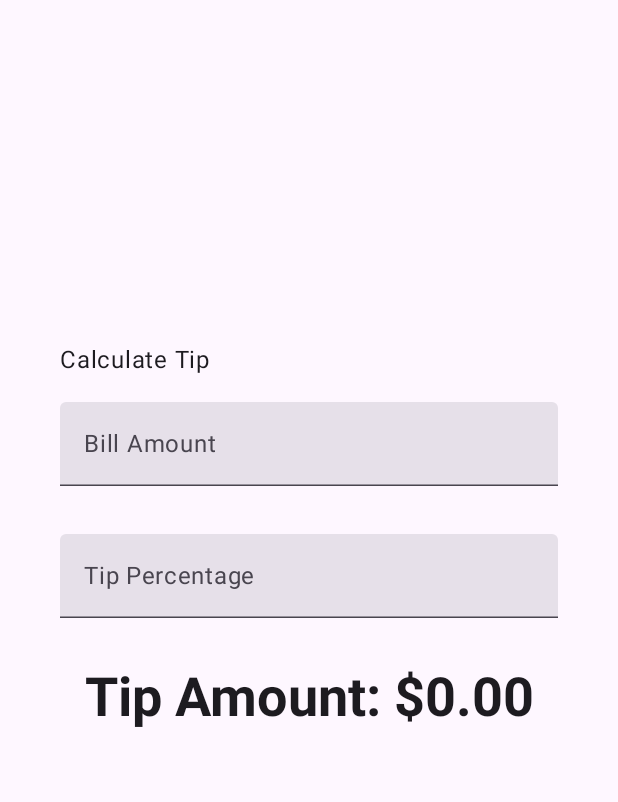
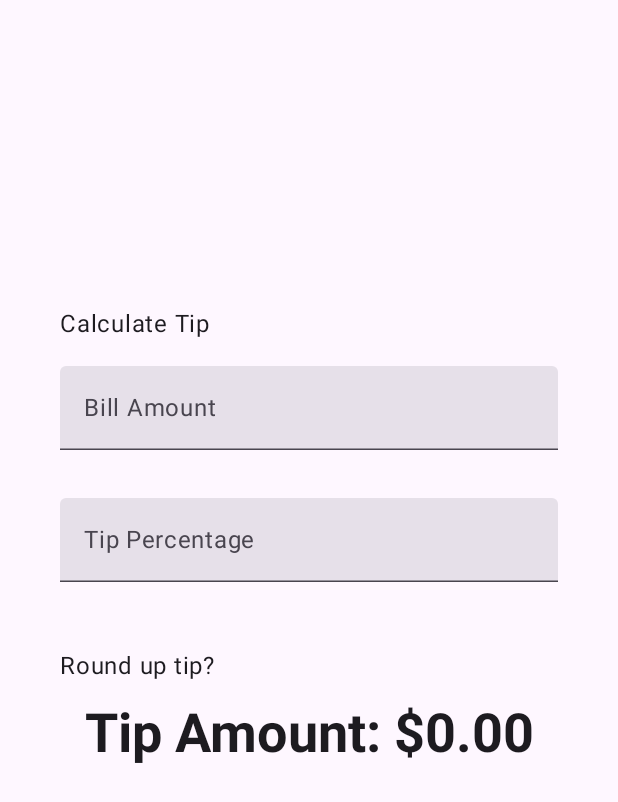
Before and after one commit to SammuDev/Tip_Time, an Android app built with Jetpack Compose: the screen it shows after launch (MainActivity), on a phone screen of 412 x 824 dp. Shown: the top 802 px of the screen. Run offline under Robolectric (Android 15) with nearby library versions, the phone set to English and light mode, and no system bars.

Commit message:
feat: Criando espaço para que o usuário possa interagir em um botão de escolha

```diff
--- a/app/src/main/java/com/example/tiptime/MainActivity.kt
+++ b/app/src/main/java/com/example/tiptime/MainActivity.kt
@@ -1,18 +1,3 @@
-/*
- * Copyright (C) 2023 The Android Open Source Project
- *
- * Licensed under the Apache License, Version 2.0 (the "License");
- * you may not use this file except in compliance with the License.
- * You may obtain a copy of the License at
- *
- *      https://www.apache.org/licenses/LICENSE-2.0
- *
- * Unless required by applicable law or agreed to in writing, software
- * distributed under the License is distributed on an "AS IS" BASIS,
- * WITHOUT WARRANTIES OR CONDITIONS OF ANY KIND, either express or implied.
- * See the License for the specific language governing permissions and
- * limitations under the License.
- */
 package com.example.tiptime
 
 import android.os.Bundle
@@ -22,12 +7,14 @@ import androidx.activity.enableEdgeToEdge
 import androidx.annotation.StringRes
 import androidx.compose.foundation.layout.Arrangement
 import androidx.compose.foundation.layout.Column
+import androidx.compose.foundation.layout.Row
 import androidx.compose.foundation.layout.Spacer
 import androidx.compose.foundation.layout.fillMaxSize
 import androidx.compose.foundation.layout.fillMaxWidth
 import androidx.compose.foundation.layout.height
 import androidx.compose.foundation.layout.padding
 import androidx.compose.foundation.layout.safeDrawingPadding
+import androidx.compose.foundation.layout.size
 import androidx.compose.foundation.layout.statusBarsPadding
 import androidx.compose.foundation.text.KeyboardOptions
 import androidx.compose.material3.MaterialTheme
@@ -96,7 +83,6 @@ fun TipTimeLayout() {
                 keyboardType = KeyboardType.Number,
                 imeAction = ImeAction.Next
             ),
-//            imeAction = ImeAction.Next,
             modifier = Modifier
                 .padding(bottom = 32.dp)
                 .fillMaxWidth()
@@ -109,11 +95,11 @@ fun TipTimeLayout() {
                 keyboardType = KeyboardType.Number,
                 imeAction = ImeAction.Done
             ),
-//            imeAction = ImeAction.Done,
             modifier = Modifier
                 .padding(bottom = 32.dp)
                 .fillMaxWidth()
         )
+        RoundTheTipRow()
         Text(
             text = stringResource(R.string.tip_amount, tip),
             style = MaterialTheme.typography.displaySmall
@@ -128,7 +114,6 @@ fun EditNumberField(
     value: String,
     onValueChange: (String) -> Unit,
     keyBoardOptions: KeyboardOptions,
-//    imeAction: ImeAction,
     modifier: Modifier = Modifier
 ) {
     TextField(
@@ -136,13 +121,21 @@ fun EditNumberField(
         onValueChange = onValueChange,
         label = { Text(text = stringResource(label)) },
         singleLine = true,
-//        keyboardOptions = KeyboardOptions.Default.copy(
-//            keyboardType = KeyboardType.Number,
-//            imeAction = imeAction
-//        ),
         keyboardOptions = keyBoardOptions,
         modifier = modifier
     )
+}
+
+@Composable
+fun RoundTheTipRow(modifier: Modifier = Modifier) {
+    Row(
+        modifier = modifier
+            .fillMaxWidth()
+            .size(48.dp),
+        verticalAlignment = Alignment.CenterVertically
+    ) {
+        Text(text = stringResource(R.string.round_up_tip))
+    }
 }
 
 private fun calculateTip(amount: Double, tipPercent: Double): String {
```
